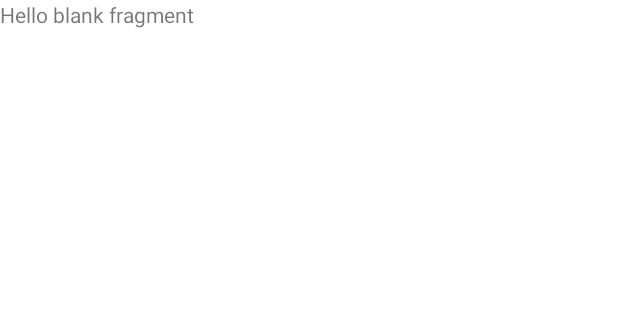
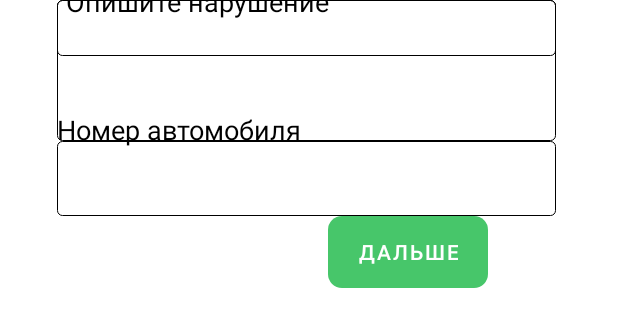
Before and after one commit to mihago/Inspector_production_stable, an Android app: the layout fragment_blank.xml on its own in the app's theme, with its tools: preview values and no code run, on a phone screen of 412 x 824 dp. Shown: the top 327 px of the screen. Run offline under Robolectric (Android 15) with nearby library versions, the phone set to English and light mode, and no system bars.

```diff
--- a/app/src/main/res/layout/activity_main.xml
+++ b/app/src/main/res/layout/activity_main.xml
@@ -2,6 +2,7 @@
 <androidx.constraintlayout.widget.ConstraintLayout xmlns:android="http://schemas.android.com/apk/res/android"
     xmlns:app="http://schemas.android.com/apk/res-auto"
     xmlns:tools="http://schemas.android.com/tools"
+    android:id="@+id/fragments_container"
     android:layout_width="match_parent"
     android:layout_height="match_parent"
     tools:context=".MainActivity">
@@ -33,8 +34,19 @@
         app:layout_constraintBottom_toBottomOf="parent"
         app:layout_constraintTop_toTopOf="parent"
         app:layout_constraintVertical_bias="1.0"
-        app:menu="@menu/bottom_navigation_menu" />
+        app:menu="@menu/bottom_navigation_menu">
 
+    </com.google.android.material.bottomnavigation.BottomNavigationView>
+
+   <!-- <FrameLayout
+        android:layout_width="0dp"
+        android:layout_height="0dp"
+        app:layout_constraintBottom_toTopOf="@+id/bottom_navigation"
+        app:layout_constraintEnd_toEndOf="parent"
+        app:layout_constraintStart_toStartOf="parent"
+        app:layout_constraintTop_toBottomOf="@+id/appBarLayout2">
+
+    </FrameLayout>-->
     <TextView
         android:id="@+id/textView"
         android:layout_width="wrap_content"
@@ -52,7 +64,6 @@
         app:layout_constraintStart_toStartOf="@+id/guideline3"
         app:layout_constraintTop_toBottomOf="@+id/appBarLayout2"
         app:layout_constraintVertical_bias="0.7" />
-
 
 
     <Spinner
@@ -159,4 +170,6 @@
         app:layout_constraintTop_toBottomOf="@+id/editTextTextPersonName" />
 
 
+
+
 </androidx.constraintlayout.widget.ConstraintLayout>
--- a/app/src/main/res/layout/fragment_blank.xml
+++ b/app/src/main/res/layout/fragment_blank.xml
@@ -1,14 +1,130 @@
 <?xml version="1.0" encoding="utf-8"?>
-<FrameLayout xmlns:android="http://schemas.android.com/apk/res/android"
+<androidx.constraintlayout.widget.ConstraintLayout xmlns:android="http://schemas.android.com/apk/res/android"
     xmlns:tools="http://schemas.android.com/tools"
     android:layout_width="match_parent"
     android:layout_height="match_parent"
+    xmlns:app="http://schemas.android.com/apk/res-auto"
     tools:context=".BlankFragment">
+    <TextView
+        android:id="@+id/textView"
+        android:layout_width="wrap_content"
+        android:layout_height="wrap_content"
+        android:paddingStart="@dimen/mediumMarginLeft"
+        android:paddingLeft="@dimen/mediumMarginLeft"
+        android:text="Тип нарушения"
+        android:textColor="#000000"
 
-    <!-- TODO: Update blank fragment layout -->
+        android:textFontWeight="700"
+        android:textSize="@dimen/HeaderTextSize"
+        app:layout_constraintBottom_toTopOf="@+id/accident_type"
+        app:layout_constraintEnd_toEndOf="parent"
+        app:layout_constraintHorizontal_bias="0.0"
+        app:layout_constraintStart_toStartOf="@+id/guideline3"
+        app:layout_constraintTop_toBottomOf="@+id/appBarLayout2"
+        app:layout_constraintVertical_bias="0.7" />
+
+
+
+    <Spinner
+        android:id="@+id/accident_type"
+        android:layout_width="0dp"
+        android:layout_height="37dp"
+        android:background="@drawable/border"
+
+        app:layout_constraintBottom_toTopOf="@+id/bottom_navigation"
+        app:layout_constraintEnd_toStartOf="@+id/guideline2"
+        app:layout_constraintHorizontal_bias="0.0"
+        app:layout_constraintStart_toStartOf="@+id/guideline3"
+        app:layout_constraintTop_toBottomOf="@+id/appBarLayout2"
+        app:layout_constraintVertical_bias="0.14" />
+
+    <EditText
+        android:id="@+id/editTextTextMultiLine"
+        android:layout_width="0dp"
+        android:layout_height="94dp"
+
+        android:background="@drawable/border"
+        android:ellipsize="none"
+        android:ems="10"
+        android:gravity="start|top"
+        android:inputType="textMultiLine"
+        app:layout_constraintBottom_toTopOf="@+id/bottom_navigation"
+        app:layout_constraintEnd_toStartOf="@+id/guideline2"
+        app:layout_constraintHorizontal_bias="0.882"
+        app:layout_constraintStart_toStartOf="@+id/guideline3"
+        app:layout_constraintTop_toBottomOf="@+id/appBarLayout2"
+        app:layout_constraintVertical_bias="0.392" />
+
+    <androidx.constraintlayout.widget.Guideline
+        android:id="@+id/guideline3"
+        android:layout_width="wrap_content"
+        android:layout_height="wrap_content"
+        android:orientation="vertical"
+        app:layout_constraintGuide_begin="38dp" />
+
     <TextView
-        android:layout_width="match_parent"
-        android:layout_height="match_parent"
-        android:text="@string/hello_blank_fragment" />
+        android:id="@+id/textView3"
+        android:layout_width="wrap_content"
+        android:layout_height="wrap_content"
 
-</FrameLayout>
+        android:paddingStart="@dimen/mediumMarginLeft"
+        android:paddingLeft="@dimen/mediumMarginLeft"
+        android:text="Опишите нарушение"
+        android:textColor="#000000"
+        android:textSize="@dimen/HeaderTextSize"
+        app:layout_constraintBottom_toTopOf="@+id/editTextTextMultiLine"
+        app:layout_constraintEnd_toEndOf="parent"
+        app:layout_constraintHorizontal_bias="0.0"
+        app:layout_constraintStart_toStartOf="@+id/guideline3"
+        app:layout_constraintTop_toBottomOf="@+id/accident_type"
+        app:layout_constraintVertical_bias="0.8" />
+
+    <TextView
+        android:id="@+id/textView4"
+        android:layout_width="wrap_content"
+        android:layout_height="wrap_content"
+        android:text="Номер автомобиля"
+        android:textColor="#000000"
+        android:textSize="@dimen/HeaderTextSize"
+        app:layout_constraintBottom_toTopOf="@+id/editTextTextPersonName"
+        app:layout_constraintEnd_toEndOf="parent"
+        app:layout_constraintHorizontal_bias="0.0"
+        app:layout_constraintStart_toStartOf="@+id/guideline3"
+        app:layout_constraintTop_toBottomOf="@+id/editTextTextMultiLine"
+        app:layout_constraintVertical_bias="0.8" />
+
+    <EditText
+        android:id="@+id/editTextTextPersonName"
+        android:layout_width="0dp"
+        android:layout_height="50dp"
+        android:background="@drawable/border"
+        android:inputType="textPersonName"
+        app:layout_constraintBottom_toTopOf="@+id/bottom_navigation"
+        app:layout_constraintEnd_toStartOf="@+id/guideline2"
+        app:layout_constraintHorizontal_bias="0.0"
+        app:layout_constraintStart_toStartOf="@+id/guideline3"
+        app:layout_constraintTop_toBottomOf="@+id/editTextTextMultiLine" />
+
+    <androidx.constraintlayout.widget.Guideline
+        android:id="@+id/guideline2"
+        android:layout_width="wrap_content"
+        android:layout_height="wrap_content"
+        android:orientation="vertical"
+        app:layout_constraintGuide_percent="0.90" />
+
+    <Button
+        android:id="@+id/button"
+        android:layout_width="wrap_content"
+        android:layout_height="wrap_content"
+
+        android:background="@drawable/border_bt_green"
+        android:paddingLeft="20dp"
+        android:paddingRight="20dp"
+        android:text="Дальше"
+        app:backgroundTint="@color/green_next"
+        app:layout_constraintBottom_toTopOf="@+id/bottom_navigation"
+        app:layout_constraintEnd_toStartOf="@+id/guideline2"
+        app:layout_constraintHorizontal_bias="0.8"
+        app:layout_constraintStart_toStartOf="@+id/guideline3"
+        app:layout_constraintTop_toBottomOf="@+id/editTextTextPersonName" />
+</androidx.constraintlayout.widget.ConstraintLayout>
```
Also changed, not shown: app/src/main/java/com/example/inspector/BlankFragment.java (+11 -16 lines), app/src/main/java/com/example/inspector/MainActivity.java (+5 -2 lines).
